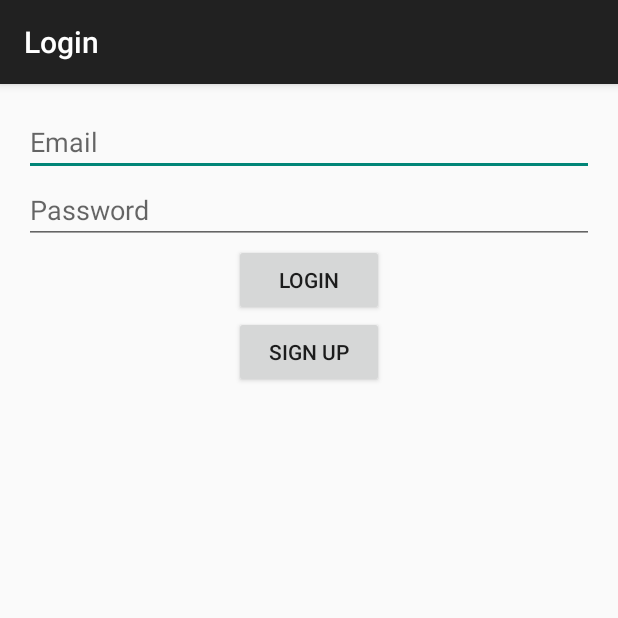
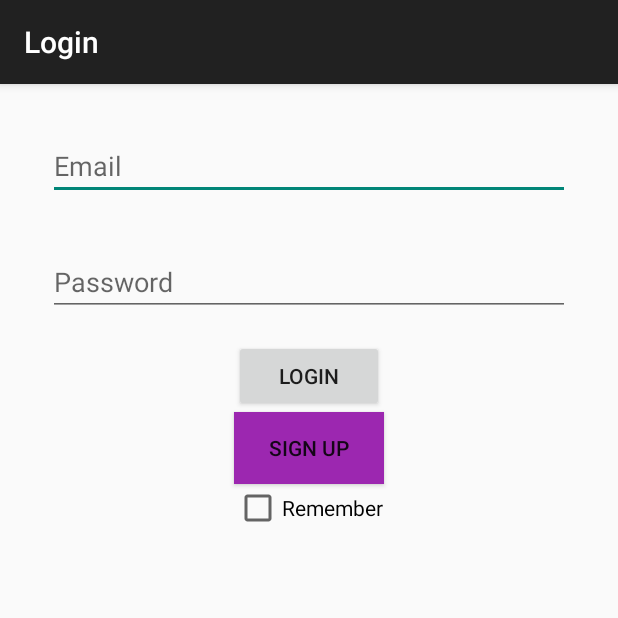
Before and after one commit to tkusd/android, an Android app: the screen it shows after launch (LoginActivity), on a phone screen of 412 x 824 dp, the top half of it. Run offline under Robolectric (Android 15) with nearby library versions, the phone set to English and light mode, and no system bars; our stand-ins replace ButterKnife, Volley.

Commit message:
新增記住我，登出按鈕，顏色文件

```diff
--- a/app/src/main/res/layout/login.xml
+++ b/app/src/main/res/layout/login.xml
@@ -2,37 +2,52 @@
     android:orientation="vertical"
     android:layout_width="match_parent"
     android:layout_height="match_parent"
-    android:padding="@dimen/margin_medium">
+    android:padding="@dimen/margin_medium"
+    android:baselineAligned="true">
 
     <EditText
         android:id="@+id/email"
         android:layout_width="match_parent"
         android:layout_height="wrap_content"
         android:hint="@string/label_email"
-        android:inputType="textEmailAddress"/>
+        android:inputType="textEmailAddress"
+        android:layout_margin="16dp"/>
     <EditText
         android:id="@+id/password"
         android:layout_width="match_parent"
         android:layout_height="wrap_content"
         android:hint="@string/label_password"
-        android:inputType="textPassword"/>
+        android:inputType="textPassword"
+        android:layout_margin="16dp"/>
     <Button
         android:id="@+id/btn_send_request"
         android:layout_width="100dp"
         android:layout_height="wrap_content"
         android:layout_gravity="center"
-        android:text="@string/login"/>
+        android:text="@string/login" />
 
     <Button
         android:id="@+id/btn_signup"
         android:layout_width="100dp"
         android:layout_height="wrap_content"
         android:layout_gravity="center"
-        android:text="@string/signup" />
+        android:text="@string/signup"
+        android:background="@color/primary"/>
+
+        android:layout_width="fill_parent"
+        android:layout_height="fill_parent">
+    <CheckBox
+        android:id="@+id/login_check"
+        android:layout_width="wrap_content"
+        android:layout_height="wrap_content"
+        android:text="@string/記住我"
+        android:layout_gravity="center"/>
+
 
     <TextView
         android:id="@+id/result"
         android:layout_width="wrap_content"
         android:layout_height="wrap_content"
         android:layout_gravity="center_horizontal"/>
+
 </LinearLayout>
--- a/app/src/main/res/values/strings.xml
+++ b/app/src/main/res/values/strings.xml
@@ -13,5 +13,7 @@
     <string name="action_settings">Settings</string>
 
     <string name="login">login</string>
+    <string name="記住我">Remember</string>
+    <string name="logout">logout</string>
 
 </resources>
```
Also changed, not shown: app/src/main/java/tw/tkusd/appstudio/app/LoginActivity.java (+36 -0 lines), app/src/main/java/tw/tkusd/appstudio/app/WelcomeActivity.java (+20 -0 lines), app/src/main/res/layout/activity_welcome.xml (+9 -0 lines), app/src/main/res/values/colors_purple_amber.xml (added, +10 -0 lines).
